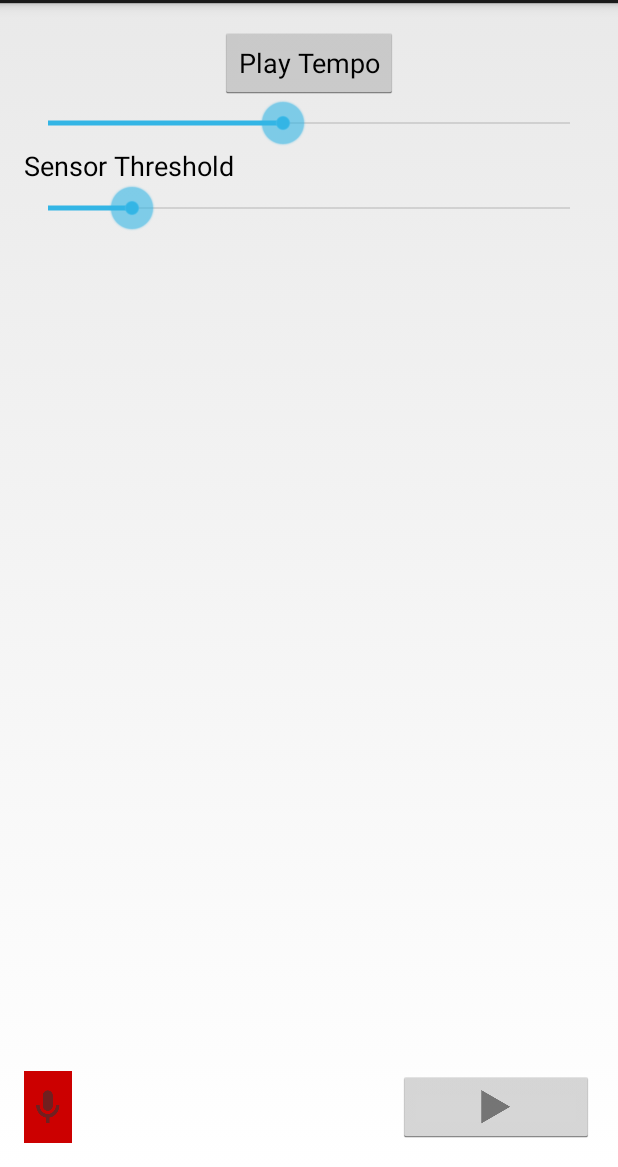
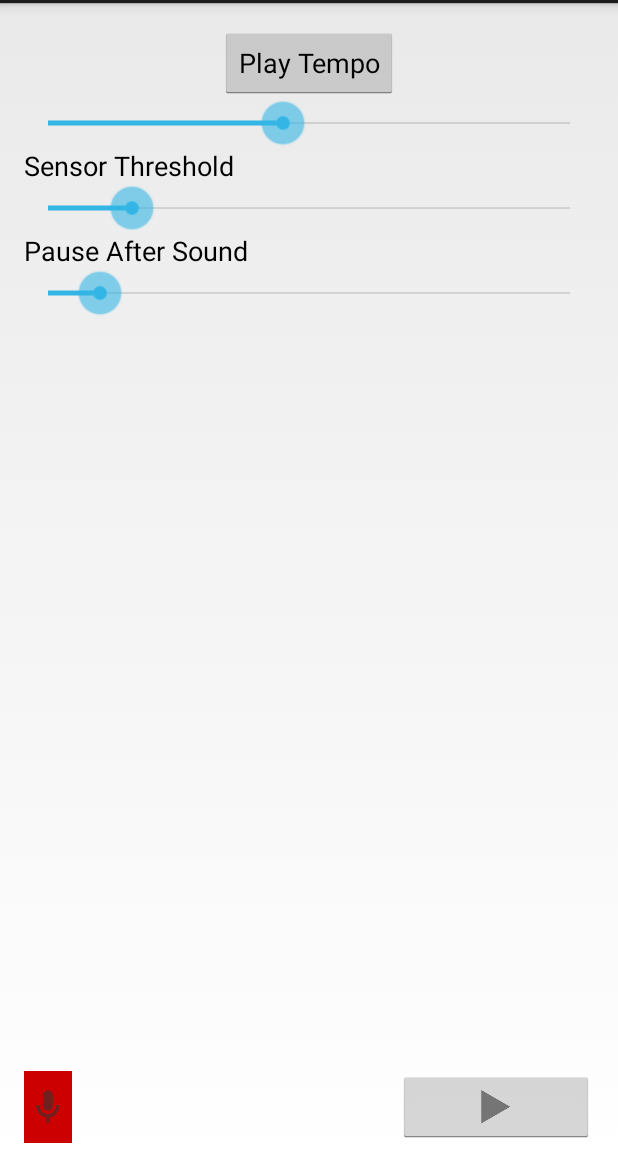
Before and after one commit to pducic/noise-maker, an Android app: the screen it shows after launch (MainActivity), on a phone screen of 412 x 824 dp, the part 69-1236 px from its top. Run offline under Robolectric (Android 15) with nearby library versions, the phone set to English and light mode, and no system bars; 1 statement that could not run was skipped.

Commit message:
added a_minor. changes on recording view

```diff
--- a/src/main/java/com/example/pducic/noisemaker/MainActivity.java
+++ b/src/main/java/com/example/pducic/noisemaker/MainActivity.java
@@ -3,6 +3,8 @@ package com.example.pducic.noisemaker;
 import android.app.Activity;
 import android.app.AlertDialog;
 import android.content.DialogInterface;
+import android.content.res.Resources;
+import android.graphics.drawable.TransitionDrawable;
 import android.hardware.Sensor;
 import android.hardware.SensorEvent;
 import android.hardware.SensorEventListener;
@@ -17,6 +19,7 @@ import android.view.WindowManager;
 import android.widget.AdapterView;
 import android.widget.Button;
 import android.widget.ImageButton;
+import android.widget.ImageView;
 import android.widget.ListView;
 import android.widget.SeekBar;
 
@@ -31,7 +34,7 @@ import java.util.PriorityQueue;
 
 public class MainActivity extends Activity implements SensorEventListener {
 
-    private static final int IGNORE_EVENTS_AFTER_SOUND = 500;
+    private static final int IGNORE_EVENTS_AFTER_SOUND = 300;
     private static final float POSITIVE_COUNTER_THRESHOLD = (float) 5.0;
     private static final long DEFAULT_TEMPO = 1000;
     private static final int sensorType = Sensor.TYPE_GYROSCOPE;
@@ -59,6 +62,7 @@ public class MainActivity extends Activity implements SensorEventListener {
     private SoundPool soundPool;
     private Map<Direction, Integer> soundDirections = new HashMap<Direction, Integer>();
     private RecordingsListAdapter recordingsListAdapter;
+    private long songLength = 0;
 
     @Override
     protected void onCreate(Bundle savedInstanceState) {
@@ -68,7 +72,7 @@ public class MainActivity extends Activity implements SensorEventListener {
         soundPool = new SoundPool(MAX_STREAMS, AudioManager.STREAM_MUSIC, SRC_QUALITY);
 
         soundDirections.put(Direction.UP, soundPool.load(this, R.raw.g, 1));
-        soundDirections.put(Direction.DOWN, soundPool.load(this, R.raw.drums, 1));
+        soundDirections.put(Direction.DOWN, soundPool.load(this, R.raw.a_minor, 1));
         soundDirections.put(Direction.LEFT, soundPool.load(this, R.raw.c, 1));
         soundDirections.put(Direction.RIGHT, soundPool.load(this, R.raw.f, 1));
 
@@ -82,7 +86,7 @@ public class MainActivity extends Activity implements SensorEventListener {
         tempoTask = new TempoTask();
         playTask = new PlayTask();
         recordingsListAdapter = new RecordingsListAdapter(this, recordings);
-        ListView recordingsListView = (ListView) findViewById(R.id.recordingsList);
+        RecordingsListView recordingsListView = (RecordingsListView) findViewById(R.id.recordingsList);
         recordingsListView.setOnItemClickListener(new AdapterView.OnItemClickListener() {
             @Override
             public void onItemClick(AdapterView<?> parent, View view, final int position, long id) {
@@ -120,6 +124,23 @@ public class MainActivity extends Activity implements SensorEventListener {
             }
         });
         sensorSlider.setProgress(thresholdToAccelerometerSlider(sensorThreshold));
+
+        SeekBar pauseSlider = (SeekBar)findViewById(R.id.pauseSlider);
+        pauseSlider.setOnSeekBarChangeListener(new SeekBar.OnSeekBarChangeListener() {
+            @Override
+            public void onProgressChanged(SeekBar seekBar, int progress, boolean fromUser) {
+                pauseThreshold = sliderToPauseThreshold(progress);
+            }
+
+            @Override
+            public void onStartTrackingTouch(SeekBar seekBar) {
+            }
+
+            @Override
+            public void onStopTrackingTouch(SeekBar seekBar) {
+            }
+        });
+        pauseSlider.setProgress(thresholdToPauseSlider(pauseThreshold));
     }
 
     @Override
@@ -223,7 +244,7 @@ public class MainActivity extends Activity implements SensorEventListener {
         isRecording = false;
         recordButton.setBackgroundResource(android.R.color.holo_red_dark);
         playButton.setEnabled(true);
-        recordingsListAdapter.add(new Recording(getString(R.string.recording) + getNextEntryIndex(recordings), new LinkedList<Sound>(currentRecording)));
+        recordingsListAdapter.add(new Recording(getString(R.string.recording) + getNextEntryIndex(recordings), new ArrayList<Sound>(currentRecording)));
     }
 
     private int getNextEntryIndex(List<Recording> recordings) {
@@ -231,6 +252,14 @@ public class MainActivity extends Activity implements SensorEventListener {
         String recordingString = getString(R.string.recording);
         String lastEntryName = recordings.get(recordings.size() - 1).getName();
         return Integer.valueOf(lastEntryName.substring(lastEntryName.indexOf(recordingString) + recordingString.length())) + 1;
+    }
+
+    private int thresholdToPauseSlider(int pauseThreshold) {
+        return (pauseThreshold - 100) / 20;
+    }
+
+    private int sliderToPauseThreshold(int progress) {
+        return 10 + progress * 20;
     }
 
     private int thresholdToAccelerometerSlider(float accelerometerThreshold) {
--- /dev/null
+++ b/src/main/java/com/example/pducic/noisemaker/RecordingsListView.java
@@ -0,0 +1,15 @@
+package com.example.pducic.noisemaker;
+
+import android.content.Context;
+import android.util.AttributeSet;
+import android.widget.ListView;
+
+/**
+ * Created by pducic on 07.10.14.
+ */
+public class RecordingsListView extends ListView {
+
+    public RecordingsListView(Context context, AttributeSet attrs) {
+        super(context, attrs);
+    }
+}
--- a/src/main/res/layout/main_activity.xml
+++ b/src/main/res/layout/main_activity.xml
@@ -49,6 +49,24 @@
         android:layout_alignParentLeft="true"
         android:layout_alignParentStart="true" />
 
+    <TextView
+        android:layout_width="wrap_content"
+        android:layout_height="wrap_content"
+        android:textAppearance="?android:attr/textAppearanceMedium"
+        android:text="@string/pause_threshold"
+        android:id="@+id/pauseView"
+        android:layout_below="@+id/sensorThresholdSlider" />
+
+    <SeekBar
+        android:layout_width="wrap_content"
+        android:layout_height="wrap_content"
+        android:id="@+id/pauseSlider"
+        android:layout_below="@+id/pauseView"
+        android:layout_alignParentLeft="true"
+        android:layout_alignParentStart="true"
+        android:layout_alignRight="@+id/tempoSeekbar"
+        android:layout_alignEnd="@+id/tempoSeekbar" />
+
     <ImageButton
         android:layout_width="wrap_content"
         android:layout_height="wrap_content"
@@ -74,13 +92,13 @@
         android:layout_toRightOf="@+id/playTempoButton"
         android:layout_toEndOf="@+id/playTempoButton" />
 
-    <ListView
+    <com.example.pducic.noisemaker.RecordingsListView
         android:layout_width="wrap_content"
         android:layout_height="wrap_content"
         android:id="@+id/recordingsList"
-        android:layout_below="@+id/sensorThresholdSlider"
         android:layout_alignParentLeft="true"
         android:layout_alignParentStart="true"
-        android:layout_above="@+id/recordButton" />
+        android:layout_above="@+id/recordButton"
+        android:layout_below="@+id/pauseSlider" />
 
 </RelativeLayout>
```
Also changed, not shown: src/main/java/com/example/pducic/noisemaker/Recording.java (+7 -0 lines), src/main/java/com/example/pducic/noisemaker/RecordingView.java (added, +52 -0 lines), src/main/java/com/example/pducic/noisemaker/RecordingsListAdapter.java (+12 -1 lines), src/main/res/layout/list_view_recording_item.xml (+7 -1 lines).
